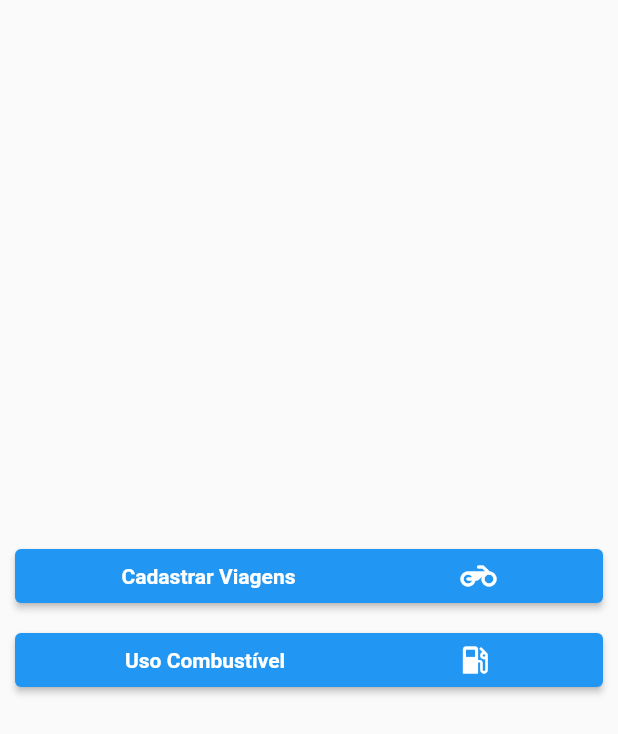
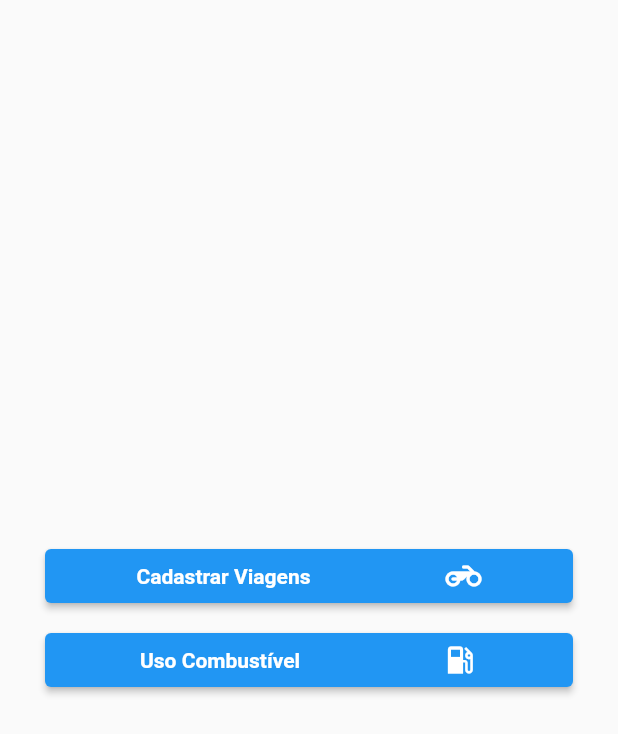
Before and after one commit to kr0ck/Controle-MotoBoy, a Flutter app: the screen it shows after launch, on a phone screen of 412 x 824 dp. Shown: the top 734 px of the screen. Run offline on Flutter 3.47's test engine with Material 2 defaults, Android fonts, the light colour scheme and no system bars.

Commit message:
Ajustando tela

```diff
--- a/lib/Screens/Home_Screen.dart
+++ b/lib/Screens/Home_Screen.dart
@@ -7,7 +7,7 @@ class HomeScreen extends StatelessWidget {
   Widget build(BuildContext context) {
     return Scaffold(
       body: Container(
-        padding: EdgeInsets.all(10),
+        padding: EdgeInsets.all(30),
         child: Column(
           mainAxisAlignment: MainAxisAlignment.center,
           crossAxisAlignment: CrossAxisAlignment.center,
```
